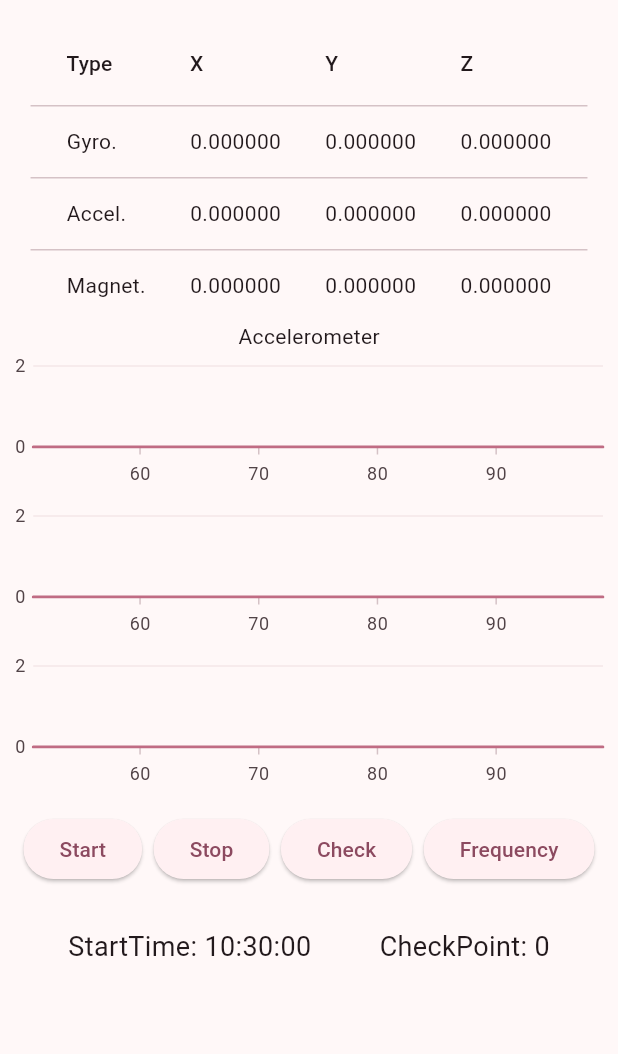
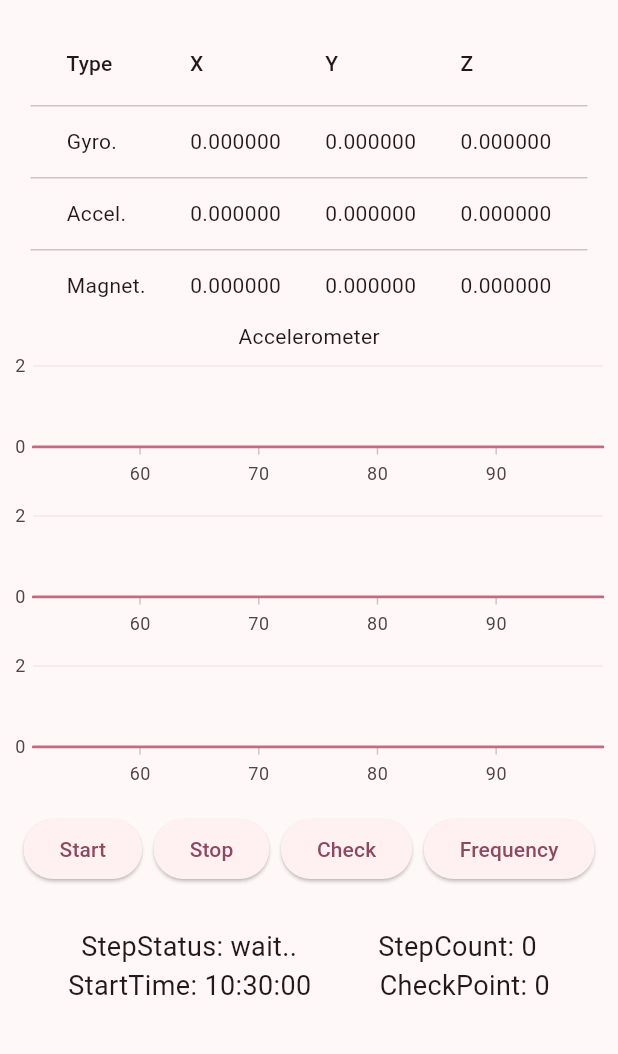
Before and after one commit to waterlemon7z/IMU-Tester, a Flutter app: the screen it shows after launch, after a tap on "Start", on a phone screen of 412 x 824 dp, the part 63-1117 px from its top. Run offline on Flutter 3.47's test engine with Material 3 defaults, Android fonts, the phone set to English and light mode, and no system bars; our stand-ins replace csv, fluttertoast, pedometer, permission_handler, sensors_plus, syncfusion_flutter_charts.

Commit message:
[feat] pedometer sensor applied

```diff
--- a/lib/api/api_save_to_csv.dart
+++ b/lib/api/api_save_to_csv.dart
@@ -23,6 +23,7 @@ Future<void> csvOutput(List<SensorValue> valueList, String path) async {
     "gyro X",
     "gyro Y",
     "gyro Z",
+    "Step Count"
   ]);
   for (var iter in valueList) {
     rows.add(iter.csvLineOutput());
--- a/lib/entity/entity_saved_values.dart
+++ b/lib/entity/entity_saved_values.dart
@@ -2,7 +2,7 @@ import 'package:imu_tester/entity/entity_sensor.dart';
 import 'package:intl/intl.dart';
 
 class SensorValue {
-  SensorValue(SensorEntity entity, int check, int tick) {
+  SensorValue(SensorEntity entity, int check, int tick, int steps) {
     _check = check;
     _tick = tick;
     _gyroscopeX = entity.gyroscopeEvent?.x ?? 0.0;
@@ -14,11 +14,13 @@ class SensorValue {
     _magnetometerX = entity.magnetometerEvent?.x ?? 0.0;
     _magnetometerY = entity.magnetometerEvent?.y ?? 0.0;
     _magnetometerZ = entity.magnetometerEvent?.z ?? 0.0;
+    _steps =steps;
   }
 
   final DateTime _time = DateTime.now();
   int? _check;
   int? _tick;
+  int? _steps;
   double? _gyroscopeX;
   double? _gyroscopeY;
   double? _gyroscopeZ;
@@ -71,7 +73,8 @@ class SensorValue {
       "$_accelerometerZ",
       "$_magnetometerX",
       "$_magnetometerY",
-      "$_magnetometerZ"
+      "$_magnetometerZ",
+      "$_steps",
     ];
   }
 // @override
--- a/lib/main.dart
+++ b/lib/main.dart
@@ -1,11 +1,9 @@
 import 'package:flutter/material.dart';
 import 'package:flutter/services.dart';
 import 'package:imu_tester/page/page_home.dart';
+import 'package:imu_tester/provider/provider_pedometer.dart';
 import 'package:imu_tester/provider/provider_sensor.dart';
-
-// import 'package:path_provider/path_provider.dart';
-// import 'package:permission_handler/permission_handler.dart';
-// import 'dart:io';
+import 'package:permission_handler/permission_handler.dart';
 import 'package:provider/provider.dart';
 
 void main() async {
@@ -14,20 +12,7 @@ void main() async {
     DeviceOrientation.portraitUp,
     DeviceOrientation.portraitDown,
   ]);
-  // PermissionStatus status = await Permission.manageExternalStorage.request();
-  //
-  // final dir = await getExternalStorageDirectories();
-  //
-  // // 디렉터리 경로 가져온 후 하위 디렉토리 생성
-  // Directory path_dir = await Directory('${dir?[0]}/').create(recursive: true);
-  // // 위에서 생성한 디렉토리에 파일 생성하고 리턴
-  // print('경로 : ${path_dir.path}');
-  //
-  // if (status.isDenied) {
-  //   print('권한요청 실패');
-  // } else {
-  //   print('권한요청 성공');
-  // }
+ await Permission.activityRecognition.request();
 
   runApp(const IMUTester());
 }
@@ -45,8 +30,15 @@ class IMUTester extends StatelessWidget {
         colorScheme: ColorScheme.fromSeed(seedColor: Colors.black),
         useMaterial3: true,
       ),
-      home: ChangeNotifierProvider<SensorProvider>(
-        create: (context) => SensorProvider(context),
+      home: MultiProvider(
+        providers: [
+          ChangeNotifierProvider<SensorProvider>(
+            create: (context) => SensorProvider(context),
+          ),
+          ChangeNotifierProvider<PedometerProvider>(
+            create: (context) => PedometerProvider(context),
+          )
+        ],
         child: const PageHome(),
       ),
     );
--- a/lib/page/page_imu_sensors.dart
+++ b/lib/page/page_imu_sensors.dart
@@ -4,6 +4,7 @@ import 'package:flutter/material.dart';
 import 'package:imu_tester/api/api_save_to_csv.dart';
 import 'package:imu_tester/entity/entity_sensor.dart';
 import 'package:imu_tester/page/imu_sensors/widget_realtime_chart.dart';
+import 'package:imu_tester/provider/provider_pedometer.dart';
 import 'package:imu_tester/provider/provider_sensor.dart';
 import 'package:imu_tester/widget/show_toast.dart';
 import 'package:path_provider/path_provider.dart';
@@ -24,16 +25,17 @@ class IMUPageState extends State<IMUPage> {
   bool _chartVisibleMag = false;
   DateTime _startTime = DateTime(0, 0, 0, 0, 0, 0, 0, 0);
   String _fileSaved = "";
+  int _baseStep = 0;
 
   @override
   Widget build(BuildContext context) {
-    return Consumer<SensorProvider>(
-      builder: (BuildContext context, SensorProvider value, Widget? child) {
-        sensorData = value.getSensorData();
+    final pedometerProvider = Provider.of<PedometerProvider>(context);
+    final sensorProvider = Provider.of<SensorProvider>(context);
+    sensorData = sensorProvider.getSensorData();
     return Column(children: [
       DataTable(
-            columnSpacing: MediaQuery.of(context).size.width /
-                14, //Todo()->표 너비 다시 설정해야한다.
+        columnSpacing:
+            MediaQuery.of(context).size.width / 14, //Todo()->표 너비 다시 설정해야한다.
         columns: const [
           DataColumn(label: Text("Type")),
           DataColumn(label: Text("X")),
@@ -50,12 +52,12 @@ class IMUPageState extends State<IMUPage> {
                 _chartVisibleMag = false;
               });
             }),
-                DataCell(Text(sensorData.gyroscopeEvent?.x.toStringAsFixed(6) ??
-                    "0.000000")),
-                DataCell(Text(sensorData.gyroscopeEvent?.y.toStringAsFixed(6) ??
-                    "0.000000")),
-                DataCell(Text(sensorData.gyroscopeEvent?.z.toStringAsFixed(6) ??
-                    "0.000000")),
+            DataCell(Text(
+                sensorData.gyroscopeEvent?.x.toStringAsFixed(6) ?? "0.000000")),
+            DataCell(Text(
+                sensorData.gyroscopeEvent?.y.toStringAsFixed(6) ?? "0.000000")),
+            DataCell(Text(
+                sensorData.gyroscopeEvent?.z.toStringAsFixed(6) ?? "0.000000")),
           ]),
           DataRow(cells: [
             DataCell(const Text("Accel."), onTap: () {
@@ -66,14 +68,11 @@ class IMUPageState extends State<IMUPage> {
                 _chartVisibleMag = false;
               });
             }),
-                DataCell(Text(
-                    sensorData.accelerometerEvent?.x.toStringAsFixed(6) ??
+            DataCell(Text(sensorData.accelerometerEvent?.x.toStringAsFixed(6) ??
                 "0.000000")),
-                DataCell(Text(
-                    sensorData.accelerometerEvent?.y.toStringAsFixed(6) ??
+            DataCell(Text(sensorData.accelerometerEvent?.y.toStringAsFixed(6) ??
                 "0.000000")),
-                DataCell(Text(
-                    sensorData.accelerometerEvent?.z.toStringAsFixed(6) ??
+            DataCell(Text(sensorData.accelerometerEvent?.z.toStringAsFixed(6) ??
                 "0.000000")),
           ]),
           DataRow(cells: [
@@ -85,14 +84,11 @@ class IMUPageState extends State<IMUPage> {
                 _chartVisibleMag = true;
               });
             }),
-                DataCell(Text(
-                    sensorData.magnetometerEvent?.x.toStringAsFixed(6) ??
+            DataCell(Text(sensorData.magnetometerEvent?.x.toStringAsFixed(6) ??
                 "0.000000")),
-                DataCell(Text(
-                    sensorData.magnetometerEvent?.y.toStringAsFixed(6) ??
+            DataCell(Text(sensorData.magnetometerEvent?.y.toStringAsFixed(6) ??
                 "0.000000")),
-                DataCell(Text(
-                    sensorData.magnetometerEvent?.z.toStringAsFixed(6) ??
+            DataCell(Text(sensorData.magnetometerEvent?.z.toStringAsFixed(6) ??
                 "0.000000")),
           ]),
         ],
@@ -102,8 +98,8 @@ class IMUPageState extends State<IMUPage> {
         visible: _chartVisibleAcc,
         child: SizedBox(
           height: 100,
-              child:
-                  RealTimeChart(provider: value, sensorMode: "acc", axis: "X"),
+          child: RealTimeChart(
+              provider: sensorProvider, sensorMode: "acc", axis: "X"),
         ),
       ),
       Visibility(
@@ -111,21 +107,21 @@ class IMUPageState extends State<IMUPage> {
         child: SizedBox(
             height: 100,
             child: RealTimeChart(
-                    provider: value, sensorMode: "acc", axis: "Y")),
+                provider: sensorProvider, sensorMode: "acc", axis: "Y")),
       ),
       Visibility(
         visible: _chartVisibleAcc,
         child: SizedBox(
             height: 100,
             child: RealTimeChart(
-                    provider: value, sensorMode: "acc", axis: "Z")),
+                provider: sensorProvider, sensorMode: "acc", axis: "Z")),
       ),
       Visibility(
         visible: _chartVisibleGyr,
         child: SizedBox(
           height: 100,
-              child:
-                  RealTimeChart(provider: value, sensorMode: "gyr", axis: "X"),
+          child: RealTimeChart(
+              provider: sensorProvider, sensorMode: "gyr", axis: "X"),
         ),
       ),
       Visibility(
@@ -133,21 +129,21 @@ class IMUPageState extends State<IMUPage> {
         child: SizedBox(
             height: 100,
             child: RealTimeChart(
-                    provider: value, sensorMode: "gyr", axis: "Y")),
+                provider: sensorProvider, sensorMode: "gyr", axis: "Y")),
       ),
       Visibility(
         visible: _chartVisibleGyr,
         child: SizedBox(
             height: 100,
             child: RealTimeChart(
-                    provider: value, sensorMode: "gyr", axis: "Z")),
+                provider: sensorProvider, sensorMode: "gyr", axis: "Z")),
       ),
       Visibility(
         visible: _chartVisibleMag,
         child: SizedBox(
           height: 100,
-              child:
-                  RealTimeChart(provider: value, sensorMode: "mag", axis: "X"),
+          child: RealTimeChart(
+              provider: sensorProvider, sensorMode: "mag", axis: "X"),
         ),
       ),
       Visibility(
@@ -155,14 +151,14 @@ class IMUPageState extends State<IMUPage> {
         child: SizedBox(
             height: 100,
             child: RealTimeChart(
-                    provider: value, sensorMode: "mag", axis: "Y")),
+                provider: sensorProvider, sensorMode: "mag", axis: "Y")),
       ),
       Visibility(
         visible: _chartVisibleMag,
         child: SizedBox(
             height: 100,
             child: RealTimeChart(
-                    provider: value, sensorMode: "mag", axis: "Z")),
+                provider: sensorProvider, sensorMode: "mag", axis: "Z")),
       ),
       Padding(
         padding: const EdgeInsets.all(8.0),
@@ -172,9 +168,10 @@ class IMUPageState extends State<IMUPage> {
             ElevatedButton(
               // style: ElevatedButton.styleFrom(backgroundColor: Colors.white, elevation: 0.0,),
               onPressed: () {
-                    if (!value.isRunning()) {
-                      value.startRecord();
+                if (!sensorProvider.isRunning()) {
+                  sensorProvider.startRecord(pedometerProvider);
                   setState(() {
+                    _baseStep = pedometerProvider.steps;
                     _startTime = DateTime.now();
                   });
                 }
@@ -183,11 +180,11 @@ class IMUPageState extends State<IMUPage> {
             ),
             ElevatedButton(
               onPressed: () async {
-                    if (value.isRunning()) {
+                if (sensorProvider.isRunning()) {
                   final directory = await getExternalStorageDirectory();
                   String path = "${directory!.path}/${_fileOutput()}";
-                      await csvOutput(value.getSensorValueList(), path);
-                      value.stopRecord();
+                  await csvOutput(sensorProvider.getSensorValueList(), path);
+                  sensorProvider.stopRecord();
                   setState(() {
                     _fileSaved = "File Saved : $path";
                   });
@@ -201,8 +198,8 @@ class IMUPageState extends State<IMUPage> {
             ),
             ElevatedButton(
               onPressed: () {
-                    if (value.isRunning()) {
-                      value.increaseCheck();
+                if (sensorProvider.isRunning()) {
+                  sensorProvider.increaseCheck();
                   showToast("Checked", true);
                 } else {
                   showToast("Not Started", true);
@@ -212,8 +209,8 @@ class IMUPageState extends State<IMUPage> {
             ),
             ElevatedButton(
               onPressed: () {
-                    if (!value.isRunning()) {
-                      changeFrequency(context, value);
+                if (!sensorProvider.isRunning()) {
+                  changeFrequency(context, sensorProvider);
                 } else {
                   showToast("plz stop to change", true);
                 }
@@ -230,11 +227,24 @@ class IMUPageState extends State<IMUPage> {
         mainAxisAlignment: MainAxisAlignment.spaceEvenly,
         children: [
           Text(
+            "StepStatus: ${pedometerProvider.status}",
+            style: const TextStyle(fontSize: 18),
+          ),
+          Text(
+            "StepCount: ${pedometerProvider.steps - _baseStep}",
+            style: const TextStyle(fontSize: 18),
+          ),
+        ],
+      ),
+      Row(
+        mainAxisAlignment: MainAxisAlignment.spaceEvenly,
+        children: [
+          Text(
             "StartTime: ${_add0(_startTime.hour)}:${_add0(_startTime.minute)}:${_add0(_startTime.second)}",
             style: const TextStyle(fontSize: 18),
           ),
           Text(
-                "CheckPoint: ${value.getCurCheck()}",
+            "CheckPoint: ${sensorProvider.getCurCheck()}",
             style: const TextStyle(fontSize: 18),
           ),
         ],
@@ -247,24 +257,25 @@ class IMUPageState extends State<IMUPage> {
         style: const TextStyle(fontSize: 15),
       ),
     ]);
-      },
-    );
   }
-  String _add0(int num)
-  {String rst;
-    if(num % 10 != num) {
+
+  String _add0(int num) {
+    String rst;
+    if (num % 10 != num) {
       rst = num.toString();
     } else {
       rst = "0$num";
     }
     return rst;
   }
-String _fileOutput()
-{
+
+  String _fileOutput() {
     DateTime cur = DateTime.now();
-  String rst = "${cur.year}-${_add0(cur.month)}-${_add0(cur.day)}T${_add0(cur.hour)}:${_add0(cur.minute)}:${_add0(cur.second)}.csv";
+    String rst =
+        "${cur.year}-${_add0(cur.month)}-${_add0(cur.day)}T${_add0(cur.hour)}:${_add0(cur.minute)}:${_add0(cur.second)}.csv";
     return rst;
   }
+
   Future<void> changeFrequency(
       BuildContext context, SensorProvider provider) async {
     final TextEditingController textFieldController = TextEditingController();
--- /dev/null
+++ b/lib/provider/provider_pedometer.dart
@@ -0,0 +1,56 @@
+import 'package:flutter/material.dart';
+import 'package:pedometer/pedometer.dart';
+
+class PedometerProvider with ChangeNotifier{
+ late Stream<StepCount> _stepCountStream;
+ late Stream<PedestrianStatus> _pedestrianStatusStream;
+  String status = 'wait..';
+  int steps = 0;
+
+  PedometerProvider(BuildContext context)
+  {
+     initPlatformState();
+  }
+  /// Handle step count changed
+  void onStepCount(StepCount event) {
+     steps =  event.steps;
+    DateTime timeStamp = event.timeStamp;
+    notifyListeners();
+  }
+
+  /// Handle status changed
+  void onPedestrianStatusChanged(PedestrianStatus event) {
+    status = event.status;
+    DateTime timeStamp = event.timeStamp;
+    notifyListeners();
+
+  }
+
+  /// Handle the error
+ void onPedestrianStatusError(error) {
+   print('onPedestrianStatusError: $error');
+     status = 'Pedestrian Status not available';
+     notifyListeners();
+   print(status);
+ }
+
+  /// Handle the error
+ void onStepCountError(error) {
+   print('onStepCountError: $error');
+     steps = -1;
+   notifyListeners();
+ }
+
+ Future<void> initPlatformState() async {
+    // Init streams
+    _pedestrianStatusStream = await Pedometer.pedestrianStatusStream;
+    _stepCountStream = await Pedometer.stepCountStream;
+
+    // Listen to streams and handle errors
+    _stepCountStream.listen(onStepCount).onError(onStepCountError);
+
+    _pedestrianStatusStream
+        .listen(onPedestrianStatusChanged)
+        .onError(onPedestrianStatusError);
+  }
+}
--- a/lib/provider/provider_sensor.dart
+++ b/lib/provider/provider_sensor.dart
@@ -4,11 +4,12 @@ import 'package:flutter/material.dart';
 import 'package:imu_tester/entity/entity_chart_data.dart';
 import 'package:imu_tester/entity/entity_saved_values.dart';
 import 'package:imu_tester/entity/entity_sensor.dart';
+import 'package:imu_tester/provider/provider_pedometer.dart';
 import 'package:sensors_plus/sensors_plus.dart';
 
 class SensorProvider with ChangeNotifier {
-  final Duration _ignoreDuration = const Duration(milliseconds: 300);
-  final Duration _sensorInterval = SensorInterval.fastestInterval;
+  final Duration _ignoreDuration = const Duration(milliseconds: 100);
+  final Duration _sensorInterval = SensorInterval.normalInterval;
 
   final _streamSubscriptions = <StreamSubscription<dynamic>>[];
   final SensorEntity _sensorEntity = SensorEntity();
@@ -19,7 +20,7 @@ class SensorProvider with ChangeNotifier {
   Timer? _graphTimer;
   int _checkCount = 0;
   int _frequency = 1000;
-
+  int _baseStep = 0;
   SensorEntity getSensorData() {
     return _sensorEntity;
   }
@@ -43,11 +44,12 @@ class SensorProvider with ChangeNotifier {
   {
     return _frequency;
   }
-  void startRecord() {
+  void startRecord(PedometerProvider provider) {
     _checkCount = 0;
+    _baseStep = provider.steps;
     log("Start Recording");
     _timer = Timer.periodic(Duration(milliseconds: _frequency), (timer) {
-      _sensorValueList.add(SensorValue(_sensorEntity, _checkCount, timer.tick));
+      _sensorValueList.add(SensorValue(_sensorEntity, _checkCount, timer.tick, provider.steps - _baseStep));
       // setState(() {});
     });
   }
```
Also changed, not shown: pubspec.yaml (+7 -0 lines), pubspec.lock, 1 other file. Lines whose indentation alone changed are shown as unchanged.
